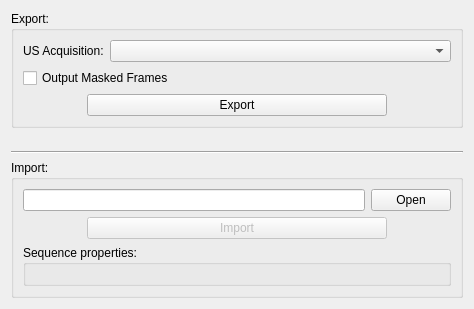
First picture: the form in IbisPlugins/SequenceIO/sequenceiowidget.ui, repository IbisNeuronav/Ibis, before the edit.
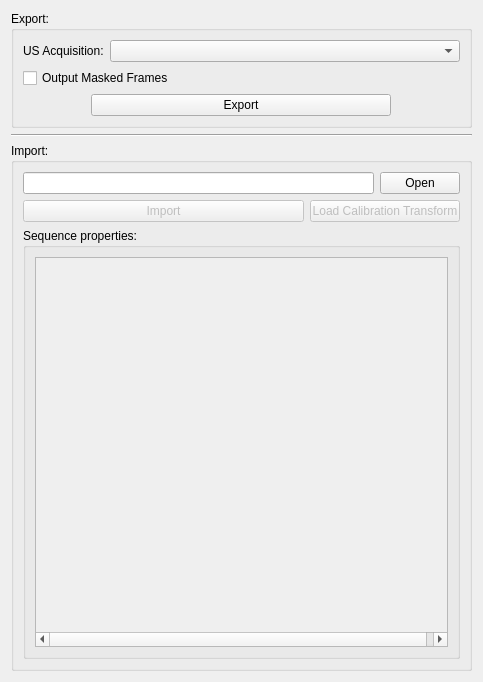
Second picture: the form after the edit.

Commit message: select calibration matrix

The edit to the form file:
```diff
--- a/IbisPlugins/SequenceIO/sequenceiowidget.ui
+++ b/IbisPlugins/SequenceIO/sequenceiowidget.ui
@@ -6,16 +6,28 @@
    <rect>
     <x>0</x>
     <y>0</y>
-    <width>474</width>
-    <height>309</height>
+    <width>483</width>
+    <height>682</height>
    </rect>
   </property>
+  <property name="maximumSize">
+   <size>
+    <width>16777215</width>
+    <height>16777215</height>
+   </size>
+  </property>
   <property name="windowTitle">
    <string>Form</string>
   </property>
   <layout class="QVBoxLayout" name="verticalLayout">
    <item>
     <widget class="QGroupBox" name="groupBox">
+     <property name="maximumSize">
+      <size>
+       <width>16777215</width>
+       <height>150</height>
+      </size>
+     </property>
      <property name="title">
       <string>Export:</string>
      </property>
@@ -61,19 +73,6 @@
      </layout>
     </widget>
    </item>
-   <item>
-    <spacer name="verticalSpacer">
-     <property name="orientation">
-      <enum>Qt::Vertical</enum>
-     </property>
-     <property name="sizeHint" stdset="0">
-      <size>
-       <width>20</width>
-       <height>40</height>
-      </size>
-     </property>
-    </spacer>
-   </item>
    <item>
     <widget class="Line" name="line">
      <property name="orientation">
@@ -123,6 +122,22 @@
           </property>
          </widget>
         </item>
+        <item>
+         <widget class="QPushButton" name="loadCalibrationTransformButton">
+          <property name="enabled">
+           <bool>false</bool>
+          </property>
+          <property name="maximumSize">
+           <size>
+            <width>150</width>
+            <height>16777215</height>
+           </size>
+          </property>
+          <property name="text">
+           <string>Load Calibration Transform</string>
+          </property>
+         </widget>
+        </item>
        </layout>
       </item>
       <item>
@@ -130,9 +145,51 @@
         <property name="title">
          <string>Sequence properties:</string>
         </property>
-        <layout class="QVBoxLayout" name="verticalLayout_6">
+        <layout class="QHBoxLayout" name="horizontalLayout_4">
          <item>
-          <layout class="QVBoxLayout" name="inportPropertiesLayout"/>
+          <widget class="QScrollArea" name="scrollArea">
+           <property name="minimumSize">
+            <size>
+             <width>0</width>
+             <height>200</height>
+            </size>
+           </property>
+           <property name="widgetResizable">
+            <bool>true</bool>
+           </property>
+           <widget class="QWidget" name="scrollAreaWidgetContents_2">
+            <property name="geometry">
+             <rect>
+              <x>0</x>
+              <y>0</y>
+              <width>423</width>
+              <height>369</height>
+             </rect>
+            </property>
+            <layout class="QVBoxLayout" name="verticalLayout_4">
+             <item>
+              <layout class="QVBoxLayout" name="inportPropertiesLayout">
+               <item>
+                <widget class="QLabel" name="acquisitionInfoLabel">
+                 <property name="minimumSize">
+                  <size>
+                   <width>400</width>
+                   <height>0</height>
+                  </size>
+                 </property>
+                 <property name="text">
+                  <string/>
+                 </property>
+                 <property name="alignment">
+                  <set>Qt::AlignLeading|Qt::AlignLeft|Qt::AlignTop</set>
+                 </property>
+                </widget>
+               </item>
+              </layout>
+             </item>
+            </layout>
+           </widget>
+          </widget>
          </item>
         </layout>
        </widget>
```
The commit also changes 2 other files.
